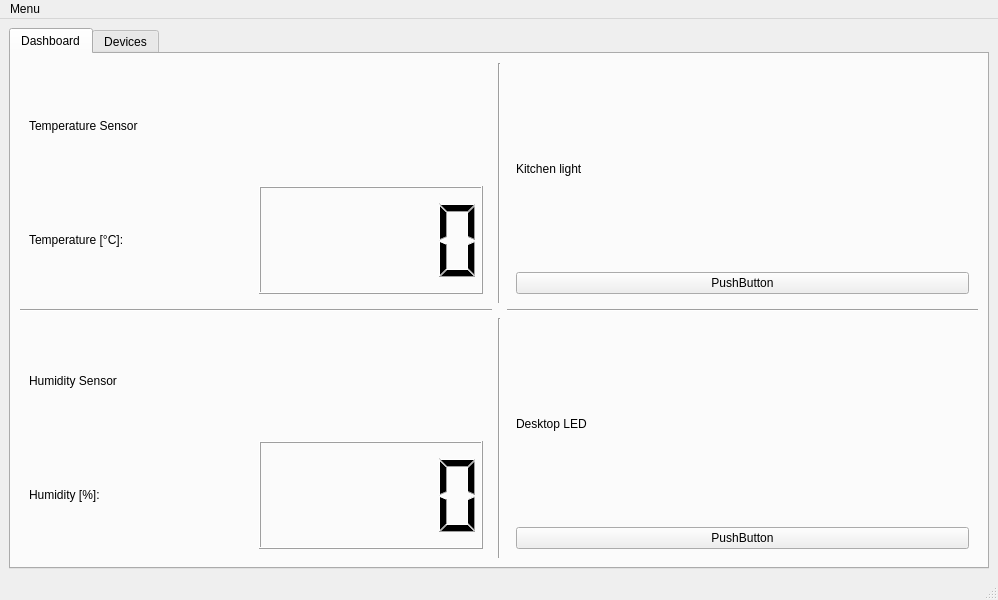
This is mainwindow.ui in NaixVx/SmartHomeManager as Qt 5 draws it before an edit. The edited form follows.
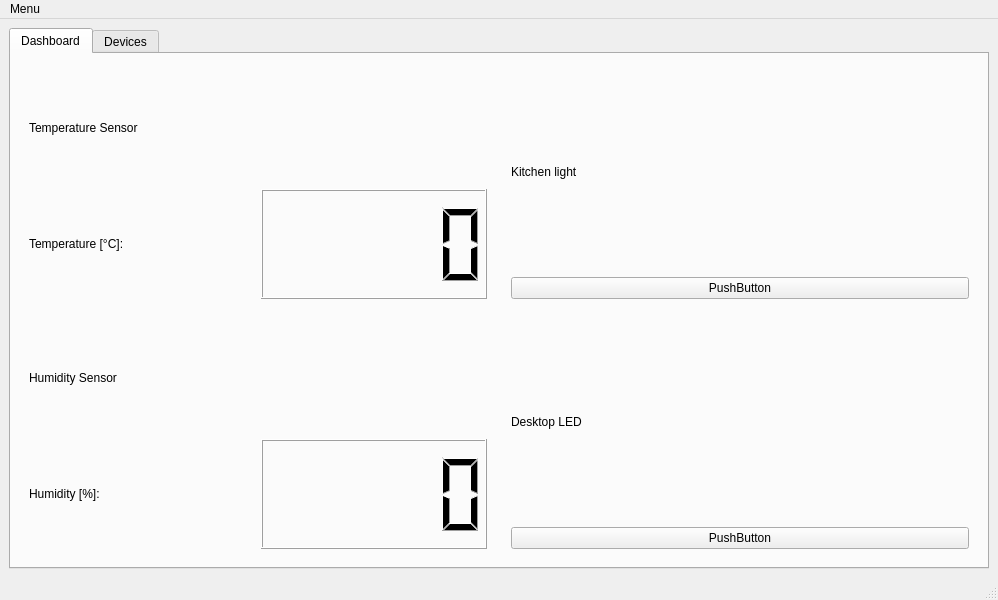
This is the edited form. The open tabs and pages were chosen to show the change.

Commit message: feat: update dashboard with mock data

What changed in the file:
```diff
--- a/mainwindow.ui
+++ b/mainwindow.ui
@@ -28,7 +28,7 @@
         <string>Dashboard</string>
        </attribute>
        <layout class="QGridLayout" name="gridLayout">
-        <item row="2" column="0">
+        <item row="1" column="0">
          <widget class="QWidget" name="humiditySensorWidget" native="true">
           <layout class="QGridLayout" name="gridLayout_3">
            <item row="2" column="1">
@@ -51,7 +51,7 @@
           </layout>
          </widget>
         </item>
-        <item row="0" column="2">
+        <item row="0" column="1">
          <widget class="QWidget" name="kitchenLightWidget" native="true">
           <layout class="QGridLayout" name="gridLayout_4">
            <item row="0" column="0">
@@ -74,46 +74,6 @@
           </layout>
          </widget>
         </item>
-        <item row="2" column="1">
-         <widget class="Line" name="line">
-          <property name="orientation">
-           <enum>Qt::Orientation::Vertical</enum>
-          </property>
-         </widget>
-        </item>
-        <item row="2" column="2">
-         <widget class="QWidget" name="desktopLedWidget" native="true">
-          <layout class="QGridLayout" name="gridLayout_5">
-           <item row="0" column="0">
-            <widget class="QLabel" name="desktopLedTitleName">
-             <property name="text">
-              <string>Desktop LED</string>
-             </property>
-            </widget>
-           </item>
-           <item row="1" column="0">
-            <widget class="QPushButton" name="desktopLedButton">
-             <property name="text">
-              <string>PushButton</string>
-             </property>
-             <property name="checkable">
-              <bool>true</bool>
-             </property>
-             <property name="checked">
-              <bool>false</bool>
-             </property>
-            </widget>
-           </item>
-          </layout>
-         </widget>
-        </item>
-        <item row="0" column="1">
-         <widget class="Line" name="line_2">
-          <property name="orientation">
-           <enum>Qt::Orientation::Vertical</enum>
-          </property>
-         </widget>
-        </item>
         <item row="0" column="0">
          <widget class="QWidget" name="temperatureSensorWidget" native="true">
           <layout class="QGridLayout" name="gridLayout_2">
@@ -137,18 +97,30 @@
           </layout>
          </widget>
         </item>
-        <item row="1" column="0">
-         <widget class="Line" name="line_3">
-          <property name="orientation">
-           <enum>Qt::Orientation::Horizontal</enum>
-          </property>
-         </widget>
-        </item>
-        <item row="1" column="2">
-         <widget class="Line" name="line_4">
-          <property name="orientation">
-           <enum>Qt::Orientation::Horizontal</enum>
-          </property>
+        <item row="1" column="1">
+         <widget class="QWidget" name="desktopLedWidget" native="true">
+          <layout class="QGridLayout" name="gridLayout_5">
+           <item row="0" column="0">
+            <widget class="QLabel" name="desktopLedName">
+             <property name="text">
+              <string>Desktop LED</string>
+             </property>
+            </widget>
+           </item>
+           <item row="1" column="0">
+            <widget class="QPushButton" name="desktopLedButton">
+             <property name="text">
+              <string>PushButton</string>
+             </property>
+             <property name="checkable">
+              <bool>true</bool>
+             </property>
+             <property name="checked">
+              <bool>false</bool>
+             </property>
+            </widget>
+           </item>
+          </layout>
          </widget>
         </item>
        </layout>
```
Left out of the diff: 2 changed lines with no effect on the pictures. The commit also changes 2 other files.
